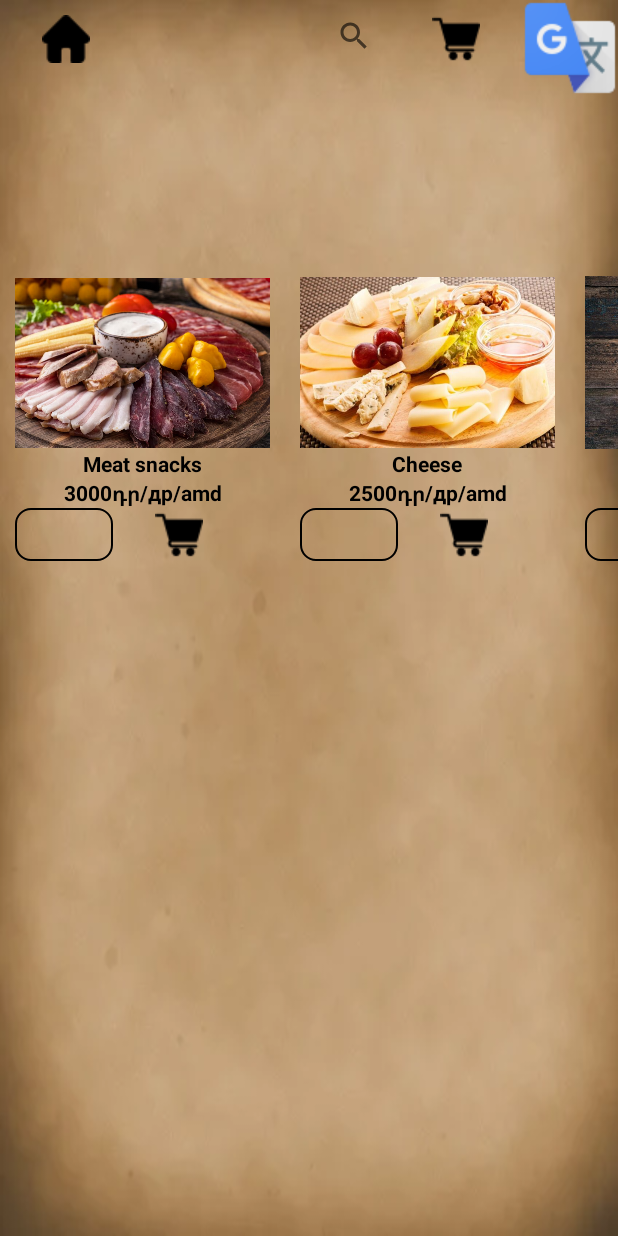
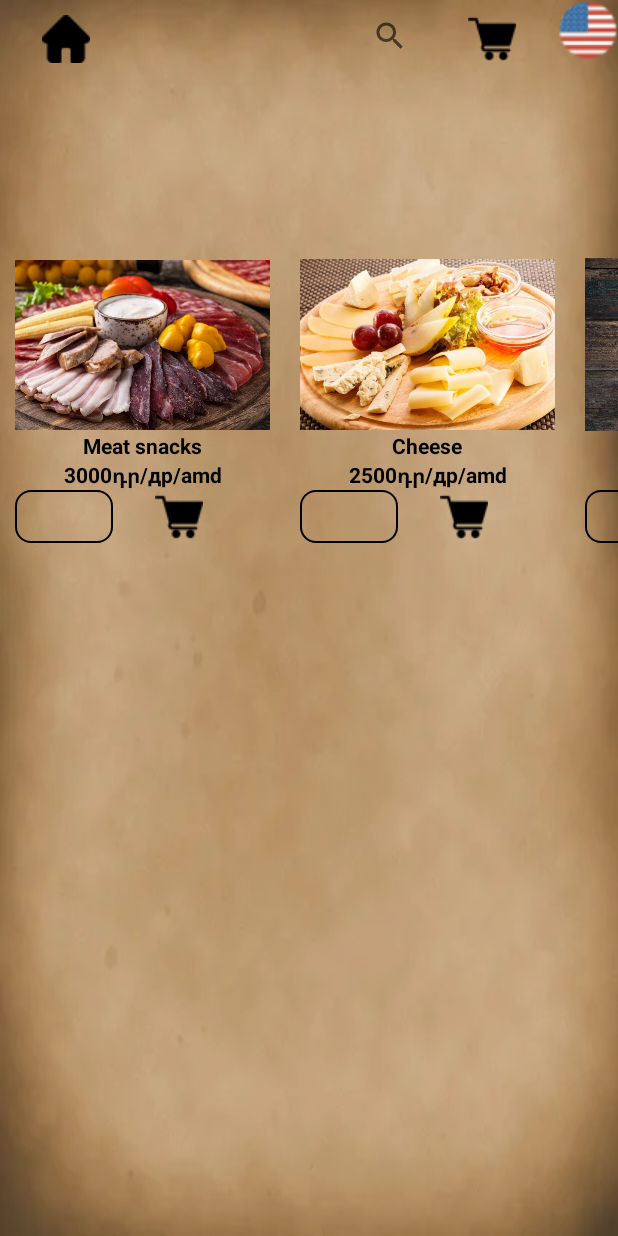
Before and after one commit to Yurik-Minasyan/Nyam_Nyam, an Android app: the Naxutest screen opened directly, with no data from a screen before it, on a phone screen of 412 x 824 dp. Run offline under Robolectric (Android 15) with nearby library versions, the phone set to English and light mode, and no system bars; our stand-ins replace Firebase (no records; nobody signed in at launch, a user with empty details on screens opened directly); libraries missing offline, so code that uses them is left out: com.google.mlkit.nl; 3 statements that could not run were skipped.

Commit message:
Snack crush

```diff
--- a/app/src/main/res/layout/activity_naxutest.xml
+++ b/app/src/main/res/layout/activity_naxutest.xml
@@ -47,12 +47,28 @@
                 tools:ignore="ContentDescription,SpeakableTextPresentCheck" />
 
             <ImageButton
-                android:id="@+id/translate_nax"
-                android:layout_width="wrap_content"
-                android:layout_height="wrap_content"
+                android:id="@+id/translate_nax_usa"
+                android:layout_width="40dp"
+                android:layout_height="40dp"
                 android:clickable="true"
-                android:onClick="translate_nax"
-                android:background="@drawable/l"/>
+                android:onClick="translate_nax_usa"
+                android:background="@drawable/usaicon"/>
+            <ImageButton
+                android:id="@+id/translate_nax_rus"
+                android:layout_width="40dp"
+                android:layout_height="40dp"
+                android:clickable="true"
+                android:visibility="gone"
+                android:onClick="translate_nax_rus"
+                android:background="@drawable/russiaicon"/>
+            <ImageButton
+                android:id="@+id/translate_nax_arm"
+                android:layout_width="40dp"
+                android:layout_height="40dp"
+                android:visibility="gone"
+                android:clickable="true"
+                android:onClick="translate_nax_arm"
+                android:background="@drawable/armeniaicon"/>
         </LinearLayout>
     </LinearLayout>
 
```
Also changed, not shown: app/src/main/java/com/example/nyam_nyam/Naxutest.java (+30 -4 lines), app/src/main/res/drawable/armeniaicon.png (added), app/src/main/res/drawable/russiaicon.png (added), app/src/main/res/drawable/usaicon.png (added).
